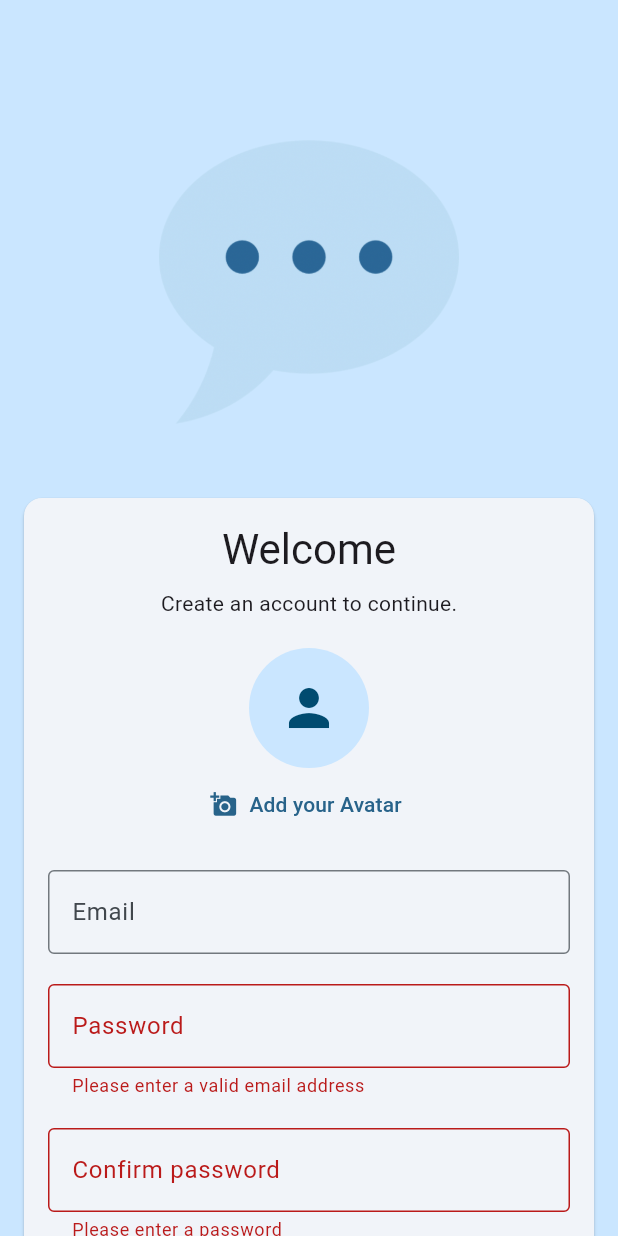
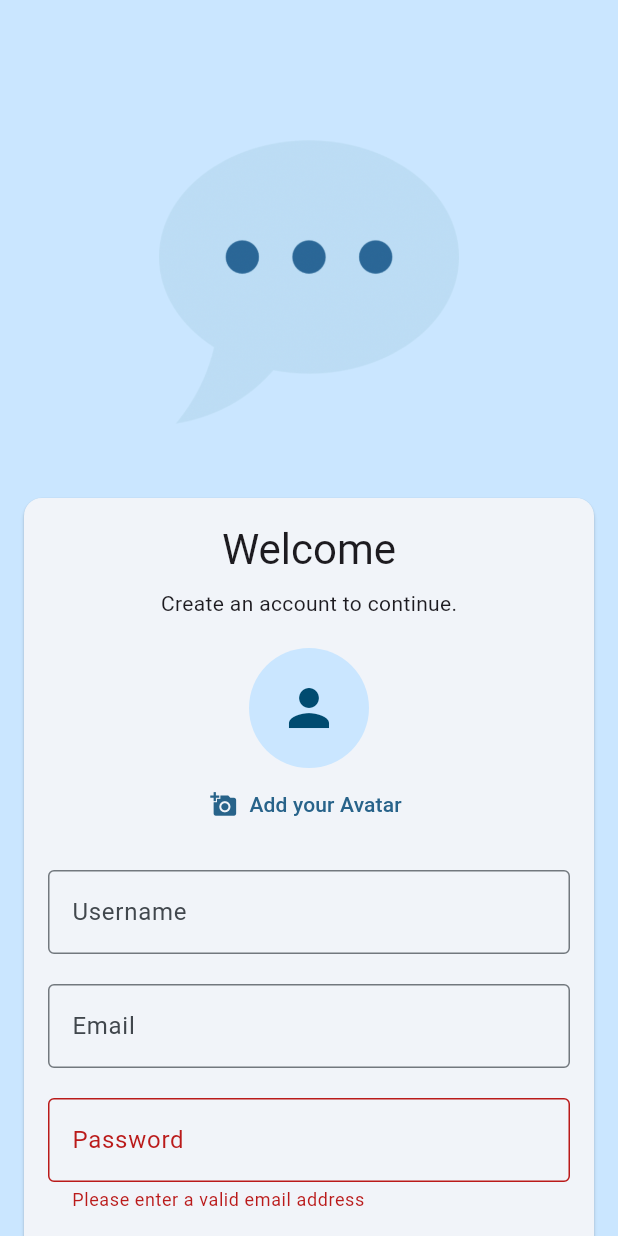
Before and after one commit to M9heb/flutter-chat-app, a Flutter app: the screen it shows after launch, after a tap on "Sign in", after a tap on "Create account", on a phone screen of 412 x 824 dp. Run offline on Flutter 3.47's test engine with Material 3 defaults, Android fonts, the phone set to English and light mode, and no system bars; our stand-ins replace cloud_firestore, firebase_auth, firebase_core, firebase_storage, image_picker; accounts and stored records are empty.

```diff
--- a/lib/screens/auth.dart
+++ b/lib/screens/auth.dart
@@ -1,6 +1,7 @@
 import 'dart:io';
 
 import 'package:chat_app/widgets/user_image_picker.dart';
+import 'package:cloud_firestore/cloud_firestore.dart';
 import 'package:firebase_auth/firebase_auth.dart';
 import 'package:firebase_storage/firebase_storage.dart';
 import 'package:flutter/material.dart';
@@ -22,6 +23,7 @@ class _AuthScreenState extends State<AuthScreen> {
   var _enteredEmail = "";
   var _enteredPassword = "";
   var _confirmPassword = "";
+  var _enteredUsername = "";
   var _isLoading = false;
   File? _pickedImage;
   void _submitForm() async {
@@ -64,6 +66,15 @@ class _AuthScreenState extends State<AuthScreen> {
 
         await storageRef.putFile(_pickedImage!);
         final imageURL = await storageRef.getDownloadURL();
+
+        await FirebaseFirestore.instance
+            .collection("users")
+            .doc(userCredentials.user!.uid)
+            .set({
+          'username': _enteredUsername,
+          'email': _enteredEmail,
+          'image_url': imageURL,
+        });
       }
     } on FirebaseAuthException catch (error) {
       ScaffoldMessenger.of(context).clearSnackBars();
@@ -125,6 +136,27 @@ class _AuthScreenState extends State<AuthScreen> {
                               UserImagePicker(
                                 onPickedImage: (pickedImage) {
                                   _pickedImage = pickedImage;
+                                },
+                              ),
+                            if (!_isSignedIn)
+                              TextFormField(
+                                enabled: !_isLoading ? true : false,
+                                decoration: const InputDecoration(
+                                  labelText: "Username",
+                                  border: OutlineInputBorder(),
+                                ),
+                                enableSuggestions: false,
+                                autocorrect: false,
+                                validator: (value) {
+                                  if (value == null ||
+                                      value.trim().isEmpty ||
+                                      value.trim().length < 4) {
+                                    return "Usernames should be at least 4 characters";
+                                  }
+                                  return null;
+                                },
+                                onSaved: (value) {
+                                  _enteredUsername = value!;
                                 },
                               ),
                             TextFormField(
--- a/pubspec.yaml
+++ b/pubspec.yaml
@@ -38,6 +38,7 @@ dependencies:
   firebase_auth: ^5.6.0
   firebase_storage: ^12.4.7
   image_picker: ^1.1.2
+  cloud_firestore: ^5.6.9
 
 dev_dependencies:
   flutter_test:
```
Also changed, not shown: pubspec.lock, 3 other files.
